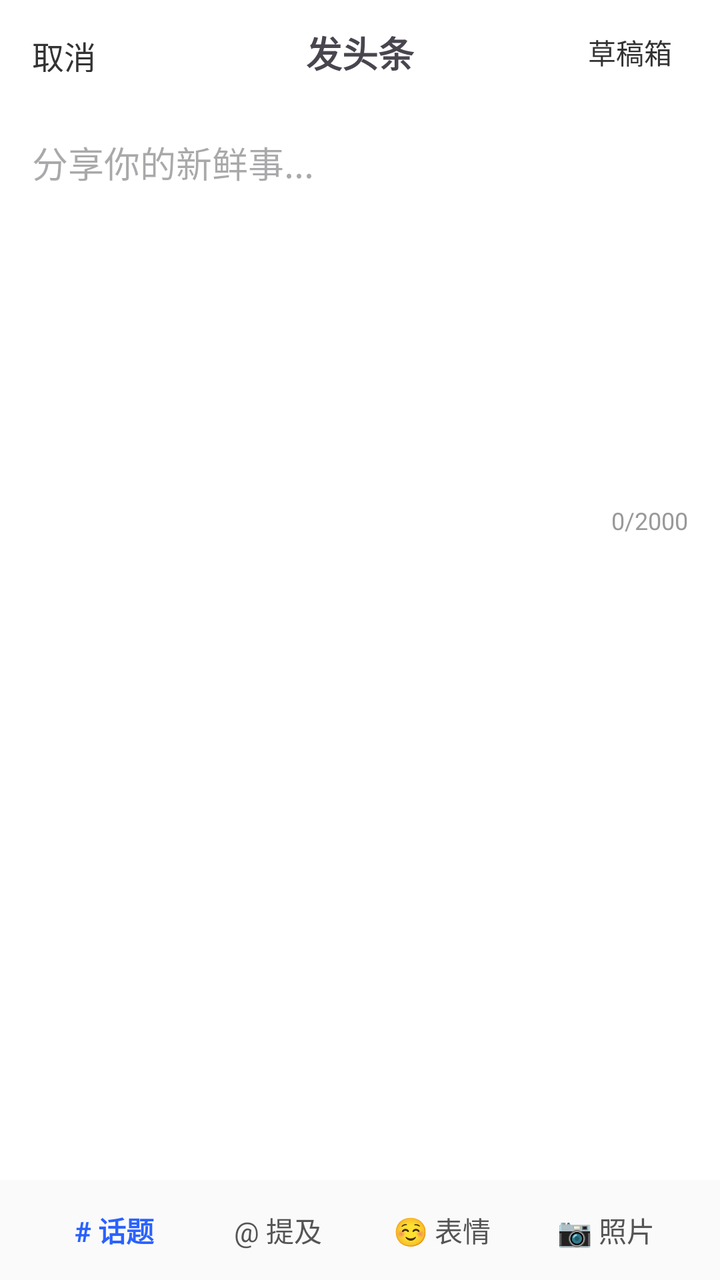
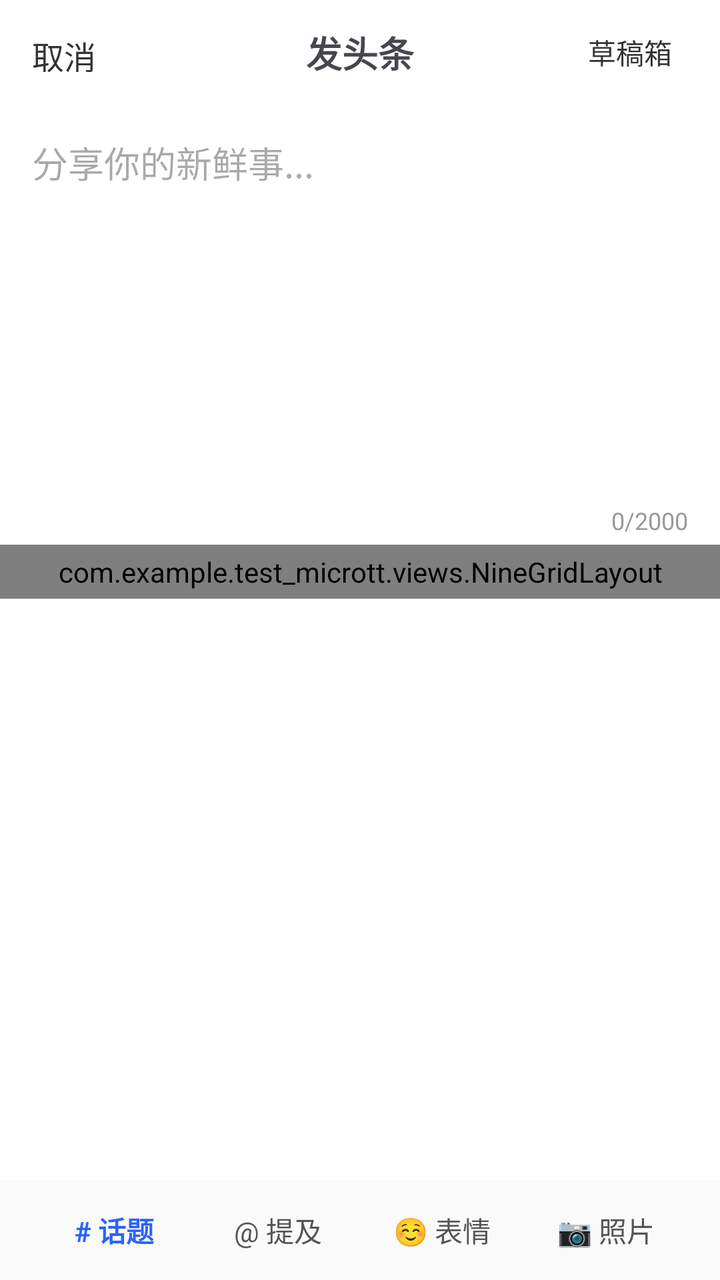

Compare the two renders of this Android layout. The source of the first and the diff that turns it into the second are given below.
<!-- AndroidManifest.xml: application theme Theme.Test_microTT -->
<!-- res/layout/activity_main.xml -->
<?xml version="1.0" encoding="utf-8"?>
<androidx.coordinatorlayout.widget.CoordinatorLayout
    xmlns:android="http://schemas.android.com/apk/res/android"
    xmlns:app="http://schemas.android.com/apk/res-auto"
    xmlns:tools="http://schemas.android.com/tools"
    android:id="@+id/main"
    android:layout_width="match_parent"
    android:layout_height="match_parent"
    android:background="#FFFFFF"
    tools:context=".view.MainActivity">

    <androidx.constraintlayout.widget.ConstraintLayout
        android:layout_width="match_parent"
        android:layout_height="match_parent">

        
        <androidx.constraintlayout.widget.ConstraintLayout
            android:id="@+id/mai"
            android:layout_width="match_parent"
            android:layout_height="@dimen/wtt_topbar_height"
            app:layout_constraintTop_toTopOf="parent">

            <TextView
                android:id="@+id/btn_back"
                android:layout_width="wrap_content"
                android:layout_height="wrap_content"
                android:padding="@dimen/wtt_spacing_standard"
                android:text="@string/wtt_btn_cancel"
                android:textSize="16sp"
                android:textColor="#333333"
                app:layout_constraintBottom_toBottomOf="parent"
                app:layout_constraintStart_toStartOf="parent"
                app:layout_constraintTop_toTopOf="parent" />

            <TextView
                android:id="@+id/tv_title"
                android:layout_width="wrap_content"
                android:layout_height="wrap_content"
                android:text="@string/wtt_title_publish"
                android:textSize="18sp"
                android:textStyle="bold"
                app:layout_constraintBottom_toBottomOf="parent"
                app:layout_constraintEnd_toEndOf="parent"
                app:layout_constraintStart_toStartOf="parent"
                app:layout_constraintTop_toTopOf="parent" />

            
            <TextView
                android:id="@+id/btn_draft_box"
                android:layout_width="wrap_content"
                android:layout_height="wrap_content"
                android:paddingHorizontal="8dp"
                android:paddingVertical="4dp"
                android:layout_marginEnd="@dimen/wtt_spacing_standard"
                android:text="@string/wtt_btn_draft_box"
                android:textSize="14sp"
                android:textColor="#333333"
                app:layout_constraintBottom_toBottomOf="parent"
                app:layout_constraintEnd_toEndOf="parent"
                app:layout_constraintTop_toTopOf="parent" />

            
            <Button
                android:id="@+id/btn_publish"
                android:layout_width="wrap_content"
                android:layout_height="wrap_content"
                android:text="@string/wtt_btn_publish"
                android:enabled="false"
                android:visibility="gone"
                android:layout_marginEnd="@dimen/wtt_spacing_standard"
                app:layout_constraintBottom_toBottomOf="parent"
                app:layout_constraintEnd_toEndOf="parent"
                app:layout_constraintTop_toTopOf="parent" />
        </androidx.constraintlayout.widget.ConstraintLayout>

        
        <ScrollView
            android:id="@+id/kta"
            android:layout_width="match_parent"
            android:layout_height="0dp"
            app:layout_constraintBottom_toTopOf="@id/formatting_toolbar_container"
            app:layout_constraintTop_toBottomOf="@id/mai">

            <LinearLayout
                android:id="@+id/kt_"
                android:layout_width="match_parent"
                android:layout_height="wrap_content"
                android:orientation="vertical"
                android:paddingBottom="15dp">

                <EditText
                    android:id="@+id/ktg"
                    android:layout_width="match_parent"
                    android:layout_height="wrap_content"
                    android:minHeight="@dimen/wtt_input_min_height"
                    android:padding="@dimen/wtt_spacing_standard"
                    android:background="@null"
                    android:gravity="top|start"
                    android:hint="@string/wtt_hint_input"
                    android:inputType="textMultiLine" />

                
                <TextView
                    android:id="@+id/tv_char_count"
                    android:layout_width="match_parent"
                    android:layout_height="wrap_content"
                    android:gravity="end"
                    android:paddingHorizontal="@dimen/wtt_spacing_standard"
                    android:paddingBottom="4dp"
                    android:text="@string/wtt_char_count_placeholder"
                    android:textSize="12sp"
                    android:textColor="#999999" />

                
                <androidx.recyclerview.widget.RecyclerView
                    android:id="@+id/grid_image_container"
                    android:layout_width="match_parent"
                    android:layout_height="wrap_content"
                    android:paddingHorizontal="@dimen/wtt_spacing_standard"
                    android:overScrollMode="never" />

            </LinearLayout>
        </ScrollView>

        
        <LinearLayout
            android:id="@+id/formatting_toolbar_container"
            android:layout_width="match_parent"
            android:layout_height="36dp"
            android:orientation="horizontal"
            android:background="#F5F5F5"
            android:gravity="center_vertical"
            android:paddingHorizontal="@dimen/wtt_spacing_standard"
            android:visibility="gone"
            app:layout_constraintBottom_toTopOf="@id/bottom_toolbar_container">

            <TextView
                android:id="@+id/bar_bold"
                android:layout_width="0dp"
                android:layout_height="match_parent"
                android:layout_weight="1"
                android:gravity="center"
                android:text="B"
                android:textStyle="bold"
                android:textSize="16sp"
                android:textColor="#555555"
                android:background="?attr/selectableItemBackground" />

            <TextView
                android:id="@+id/bar_italic"
                android:layout_width="0dp"
                android:layout_height="match_parent"
                android:layout_weight="1"
                android:gravity="center"
                android:text="I"
                android:textStyle="italic"
                android:textSize="16sp"
                android:textColor="#555555"
                android:background="?attr/selectableItemBackground" />

            <TextView
                android:id="@+id/bar_color"
                android:layout_width="0dp"
                android:layout_height="match_parent"
                android:layout_weight="1"
                android:gravity="center"
                android:text="A"
                android:textSize="16sp"
                android:textColor="#555555"
                android:background="?attr/selectableItemBackground" />
        </LinearLayout>

        
        <LinearLayout
            android:id="@+id/bottom_toolbar_container"
            android:layout_width="match_parent"
            android:layout_height="50dp"
            android:orientation="horizontal"
            android:background="#FAFAFA"
            android:gravity="center_vertical"
            android:paddingHorizontal="@dimen/wtt_spacing_standard"
            app:layout_constraintBottom_toBottomOf="parent">

            <TextView
                android:id="@+id/bar_topic"
                android:layout_width="0dp"
                android:layout_height="match_parent"
                android:layout_weight="1"
                android:gravity="center"
                android:text="# 话题"
                android:textColor="#2A62FF"
                android:textStyle="bold" />

            <TextView
                android:id="@+id/bar_mention"
                android:layout_width="0dp"
                android:layout_height="match_parent"
                android:layout_weight="1"
                android:gravity="center"
                android:text="@ 提及"
                android:textColor="#555555" />

            <TextView
                android:id="@+id/bar_emoji"
                android:layout_width="0dp"
                android:layout_height="match_parent"
                android:layout_weight="1"
                android:gravity="center"
                android:text="☺ 表情"
                android:textColor="#555555" />

            <TextView
                android:id="@+id/bar_photo"
                android:layout_width="0dp"
                android:layout_height="match_parent"
                android:layout_weight="1"
                android:gravity="center"
                android:text="📷 照片"
                android:textColor="#555555" />
        </LinearLayout>

    </androidx.constraintlayout.widget.ConstraintLayout>

    
    <LinearLayout
        android:id="@+id/progressBarOverlay"
        android:layout_width="match_parent"
        android:layout_height="match_parent"
        android:orientation="vertical"
        android:gravity="center"
        android:background="#CCFFFFFF"
        android:visibility="gone">

        <TextView
            android:id="@+id/tv_upload_status"
            android:layout_width="wrap_content"
            android:layout_height="wrap_content"
            android:text="准备发布..."
            android:textSize="15sp"
            android:textColor="#333333"
            android:layout_marginBottom="16dp" />

        <ProgressBar
            android:id="@+id/pb_upload_progress"
            style="@android:style/Widget.ProgressBar.Horizontal"
            android:layout_width="240dp"
            android:layout_height="8dp"
            android:progress="0"
            android:max="100"
            android:progressTint="#F85149"
            android:progressBackgroundTint="#E0E0E0" />

        <TextView
            android:id="@+id/tv_upload_percent"
            android:layout_width="wrap_content"
            android:layout_height="wrap_content"
            android:text="0%"
            android:textSize="13sp"
            android:textColor="#888888"
            android:layout_marginTop="8dp" />

    </LinearLayout>

    
    <LinearLayout
        android:id="@+id/successOverlay"
        android:layout_width="match_parent"
        android:layout_height="match_parent"
        android:orientation="vertical"
        android:gravity="center"
        android:background="#FFFFFF"
        android:visibility="gone"
        android:clickable="true"
        android:focusable="true">

        
        <TextView
            android:layout_width="72dp"
            android:layout_height="72dp"
            android:gravity="center"
            android:text="✓"
            android:textSize="36sp"
            android:textColor="#FFFFFF"
            android:background="@drawable/success_circle_bg"
            android:layout_marginBottom="20dp" />

        <TextView
            android:id="@+id/tv_success_title"
            android:layout_width="wrap_content"
            android:layout_height="wrap_content"
            android:text="@string/wtt_publish_success_title"
            android:textSize="22sp"
            android:textStyle="bold"
            android:textColor="#333333"
            android:layout_marginBottom="24dp" />

        
        <LinearLayout
            android:layout_width="match_parent"
            android:layout_height="wrap_content"
            android:orientation="vertical"
            android:background="#F8F8F8"
            android:layout_marginHorizontal="32dp"
            android:padding="16dp"
            android:layout_marginBottom="32dp">

            <TextView
                android:id="@+id/tv_success_text"
                android:layout_width="match_parent"
                android:layout_height="wrap_content"
                android:textSize="15sp"
                android:textColor="#333333"
                android:maxLines="4"
                android:ellipsize="end"
                android:lineSpacingExtra="4dp" />

            <TextView
                android:id="@+id/tv_success_images"
                android:layout_width="match_parent"
                android:layout_height="wrap_content"
                android:gravity="end"
                android:textSize="13sp"
                android:textColor="#999999"
                android:layout_marginTop="10dp" />

        </LinearLayout>

        
        <LinearLayout
            android:layout_width="match_parent"
            android:layout_height="wrap_content"
            android:orientation="horizontal"
            android:gravity="center"
            android:paddingHorizontal="32dp">

            <Button
                android:id="@+id/btn_success_continue"
                android:layout_width="0dp"
                android:layout_height="44dp"
                android:layout_weight="1"
                android:text="@string/wtt_btn_continue_publish"
                android:textSize="16sp"
                android:textColor="#F85149"
                android:backgroundTint="#FFFFFF"
                android:layout_marginEnd="12dp" />

            <Button
                android:id="@+id/btn_success_back"
                android:layout_width="0dp"
                android:layout_height="44dp"
                android:layout_weight="1"
                android:text="@string/wtt_btn_back_home"
                android:textSize="16sp"
                android:textColor="#FFFFFF"
                android:backgroundTint="#F85149" />

        </LinearLayout>
    </LinearLayout>

</androidx.coordinatorlayout.widget.CoordinatorLayout>
<!-- resources referenced by this layout -->
<resources>
  <dimen name="wtt_input_min_height">200dp</dimen>
  <dimen name="wtt_spacing_standard">16dp</dimen>
  <dimen name="wtt_topbar_height">52dp</dimen>
  <!-- drawable success_circle_bg (drawable) -->
  <?xml version="1.0" encoding="utf-8"?>
  <shape xmlns:android="http://schemas.android.com/apk/res/android"
      android:shape="oval">
      <solid android:color="#4CAF50" />
  </shape>
  <string name="wtt_btn_back_home">返回</string>
  <string name="wtt_btn_cancel">取消</string>
  <string name="wtt_btn_continue_publish">继续发布</string>
  <string name="wtt_btn_draft_box">草稿箱</string>
  <string name="wtt_btn_publish">发布</string>
  <string name="wtt_char_count_placeholder">0/2000</string>
  <string name="wtt_hint_input">分享你的新鲜事...</string>
  <string name="wtt_publish_success_title">发布成功</string>
  <string name="wtt_title_publish">发头条</string>
  <style name="Theme.Test_microTT" parent="Base.Theme.Test_microTT" />
  <style name="Base.Theme.Test_microTT" parent="Theme.Material3.DayNight.NoActionBar">
          
          
      </style>
</resources>

<!-- the commit's change to res/layout/activity_main.xml (unified diff, before → after) -->
@@ -112,12 +112,12 @@
                     android:textColor="#999999" />
 
                 
-                <androidx.recyclerview.widget.RecyclerView
+                <com.example.test_micrott.views.NineGridLayout
                     android:id="@+id/grid_image_container"
                     android:layout_width="match_parent"
                     android:layout_height="wrap_content"
                     android:paddingHorizontal="@dimen/wtt_spacing_standard"
-                    android:overScrollMode="never" />
+                    android:paddingVertical="4dp" />
 
             </LinearLayout>
         </ScrollView>
